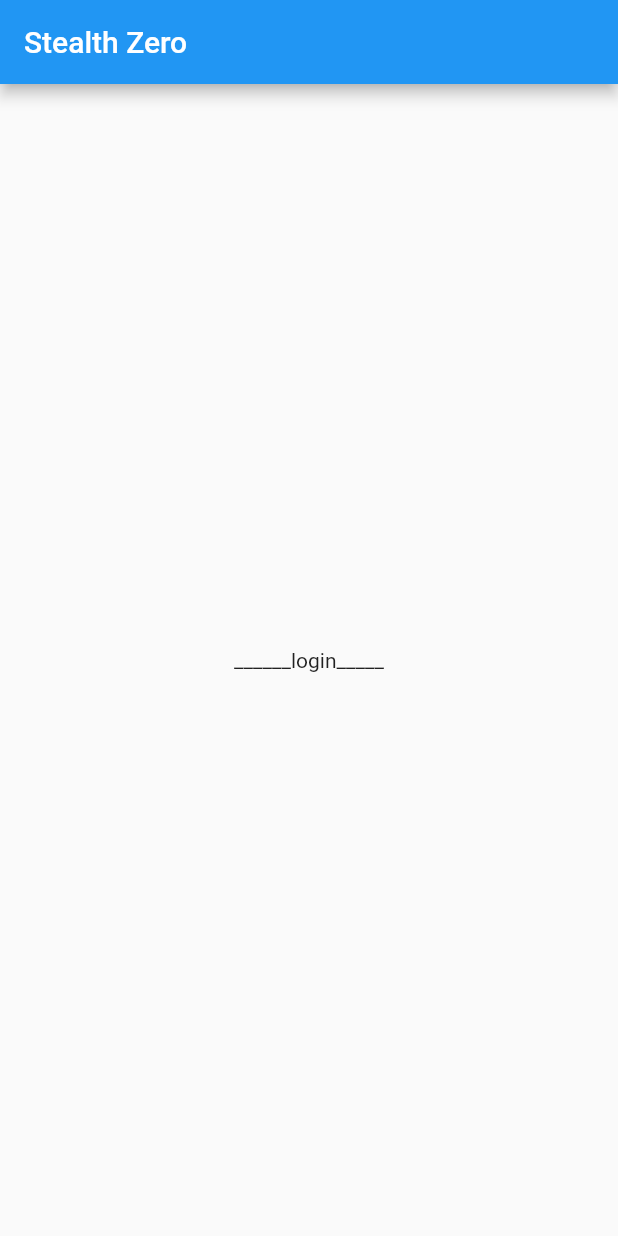
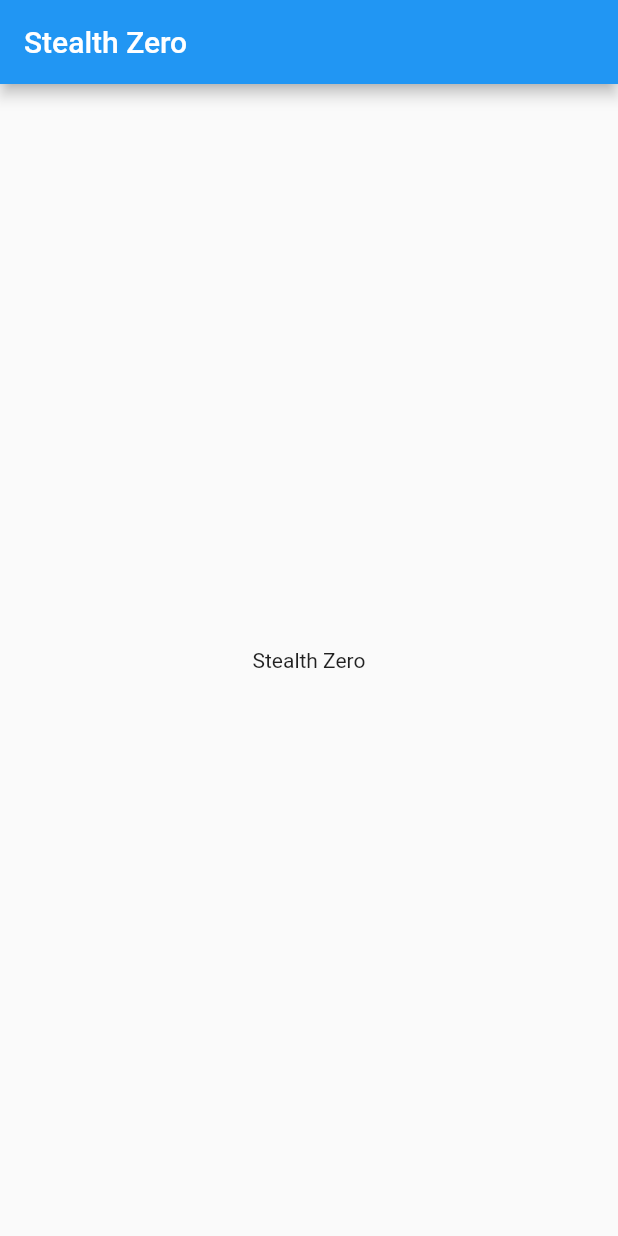
Before and after one commit to Vysakh-T/Stealth-Zero, a Flutter app: the screen it shows after launch, on a phone screen of 412 x 824 dp. Run offline on Flutter 3.47's test engine with Material 2 defaults, Android fonts, the phone set to English and light mode, and no system bars.

Commit message:
resolved errors relating to SDK updation

```diff
--- a/lib/main.dart
+++ b/lib/main.dart
@@ -58,7 +58,7 @@ class _MyHomePageState extends State<MyHomePage> {
           mainAxisAlignment: MainAxisAlignment.center,
           children: <Widget>[
             Text(
-              '______login_____',
+              'Stealth Zero',
             ),
 
           ],
--- a/pubspec.yaml
+++ b/pubspec.yaml
@@ -23,8 +23,8 @@ environment:
 dependencies:
   flutter:
     sdk: flutter
-    firebase_auth: ^0.14.0+5
-    cloud_firestore: ^2.2.0
+  firebase_auth: ^0.14.0+5
+  cloud_firestore: ^0.12.9+4
 
 
   # The following adds the Cupertino Icons font to your application.
```
Also changed, not shown: lib/screens/merch_home.dart (deleted, +0 -9 lines), lib/screens/authentication/log_signin.dart (renamed from lib/screens/log_signin.dart), lib/screens/authentication/login.dart (added), lib/screens/authentication/signin.dart (added), lib/screens/customer screens/cust_home.dart (added), lib/screens/customer screens/profile.dart (added), lib/screens/merchant screens/cust_history.dart (added), lib/screens/merchant screens/merch_home.dart (added), lib/screens/merchant screens/merch_log.dart (added), pubspec.lock, 2 other files.
